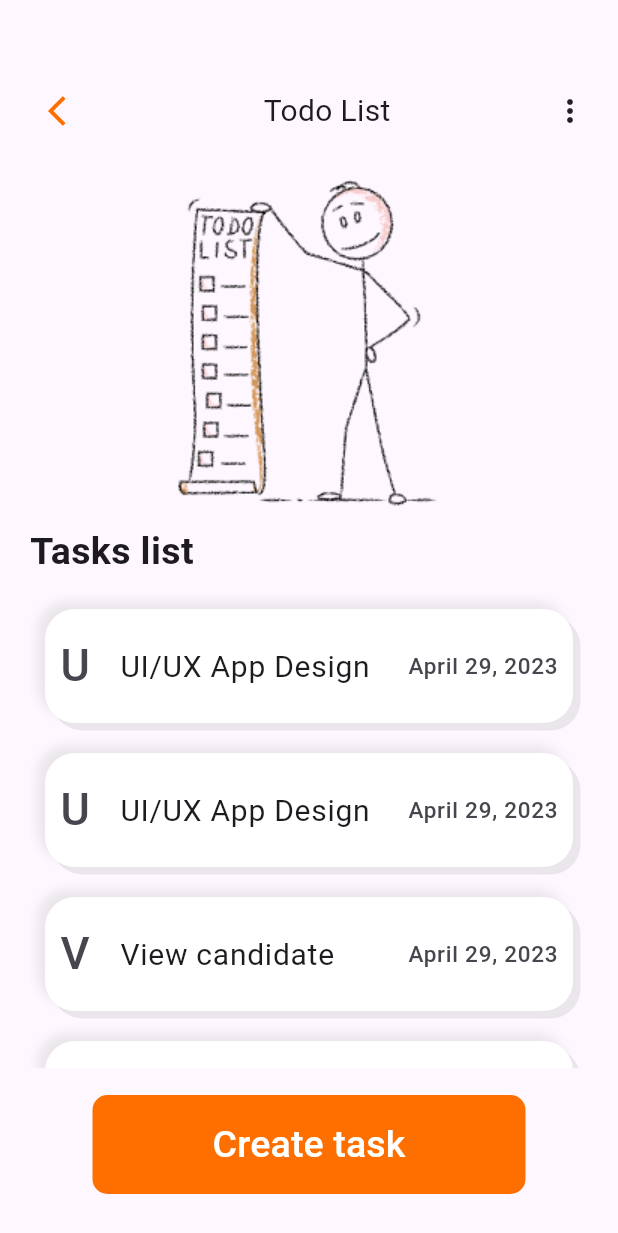
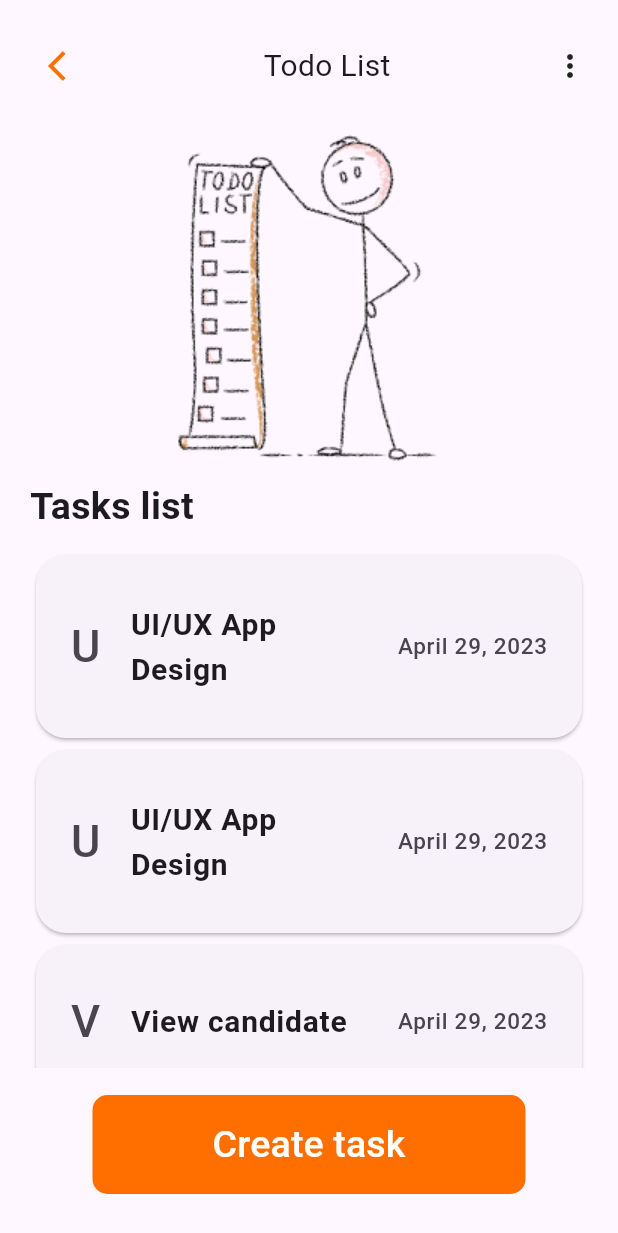
Before and after one commit to yisaq27/gdsc_study_session_g7, a Flutter app: the TodoListPage screen opened by its route, on a phone screen of 412 x 824 dp. Shown: the top 1233 px of the screen. Run offline on Flutter 3.47's test engine with Material 3 defaults, Android fonts, the light colour scheme and no system bars.

Commit message:
container by card

```diff
--- a/lib/Presentation/Screen/task_list.dart
+++ b/lib/Presentation/Screen/task_list.dart
@@ -24,9 +24,9 @@ class _TodoListPageState extends State<TodoListPage> {
             crossAxisAlignment: CrossAxisAlignment.start,
             children: [
               //listItem[0][1],
-              const SizedBox(
-                height: 30,
-              ),
+              // const SizedBox(
+              //   height: 30,
+              // ),
               Row(
                 mainAxisAlignment: MainAxisAlignment.spaceBetween,
                 children: [
@@ -69,26 +69,17 @@ class _TodoListPageState extends State<TodoListPage> {
                 child: ListView.builder(
                   itemCount: listItem.length,
                   itemBuilder: (context, index) {
-                    return Container(
-                      margin: const EdgeInsets.all(10),
-                      decoration: BoxDecoration(
-                          boxShadow: [
-                            BoxShadow(
-                                blurRadius: 5,
-                                offset: const Offset(-5, -5),
-                                color: Colors.grey.withOpacity(0.2)),
-                            BoxShadow(
-                                //blurRadius: 3,
-                                offset: const Offset(5, 5),
-                                color: Colors.grey.withOpacity(0.2)),
-                          ],
-                          color: Colors.white,
-                          borderRadius: BorderRadius.circular(20)),
+                    return Card(
+                      shape: RoundedRectangleBorder(
+                        borderRadius: BorderRadius.circular(20),
+                      ),
+                      child: Padding(
+                        padding: const EdgeInsets.all(8.0),
                         child: ListTile(
                           onTap: () {
                             Navigator.of(context).pushNamed('/taskdetail');
                           },
-                        contentPadding: const EdgeInsets.all(10),
+                          contentPadding: const EdgeInsets.all(15),
                           leading: Text(
                             listItem[index][0],
                             style: const TextStyle(
@@ -99,6 +90,7 @@ class _TodoListPageState extends State<TodoListPage> {
                             listItem[index][1],
                             style: const TextStyle(
                               fontSize: 20,
+                              fontWeight: FontWeight.bold,
                             ),
                           ),
                           trailing: Text(
@@ -108,7 +100,48 @@ class _TodoListPageState extends State<TodoListPage> {
                             ),
                           ),
                         ),
+                      ),
                     );
+                    // return Container(
+                    //   margin: const EdgeInsets.all(10),
+                    //   decoration: BoxDecoration(
+                    //       boxShadow: [
+                    //         BoxShadow(
+                    //             blurRadius: 5,
+                    //             offset: const Offset(-5, -5),
+                    //             color: Colors.grey.withOpacity(0.2)),
+                    //         BoxShadow(
+                    //             //blurRadius: 3,
+                    //             offset: const Offset(5, 5),
+                    //             color: Colors.grey.withOpacity(0.2)),
+                    //       ],
+                    //       color: Colors.white,
+                    //       borderRadius: BorderRadius.circular(20)),
+                    //   child: ListTile(
+                    //     onTap: () {
+                    //       Navigator.of(context).pushNamed('/taskdetail');
+                    //     },
+                    //     contentPadding: const EdgeInsets.all(10),
+                    //     leading: Text(
+                    //       listItem[index][0],
+                    //       style: const TextStyle(
+                    //         fontSize: 30,
+                    //       ),
+                    //     ),
+                    //     title: Text(
+                    //       listItem[index][1],
+                    //       style: const TextStyle(
+                    //         fontSize: 20,
+                    //       ),
+                    //     ),
+                    //     trailing: Text(
+                    //       listItem[index][2],
+                    //       style: const TextStyle(
+                    //         fontSize: 15,
+                    //       ),
+                    //     ),
+                    //   ),
+                    // );
                   },
                 ),
               ),
```
Lines whose indentation alone changed are shown as unchanged.
